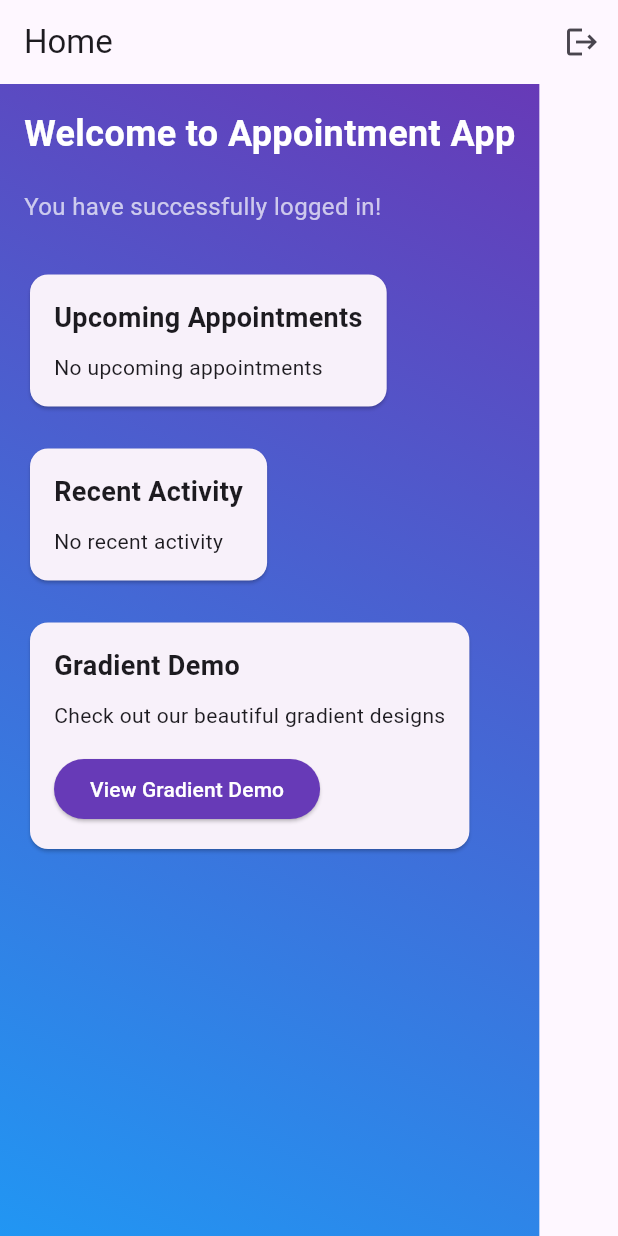
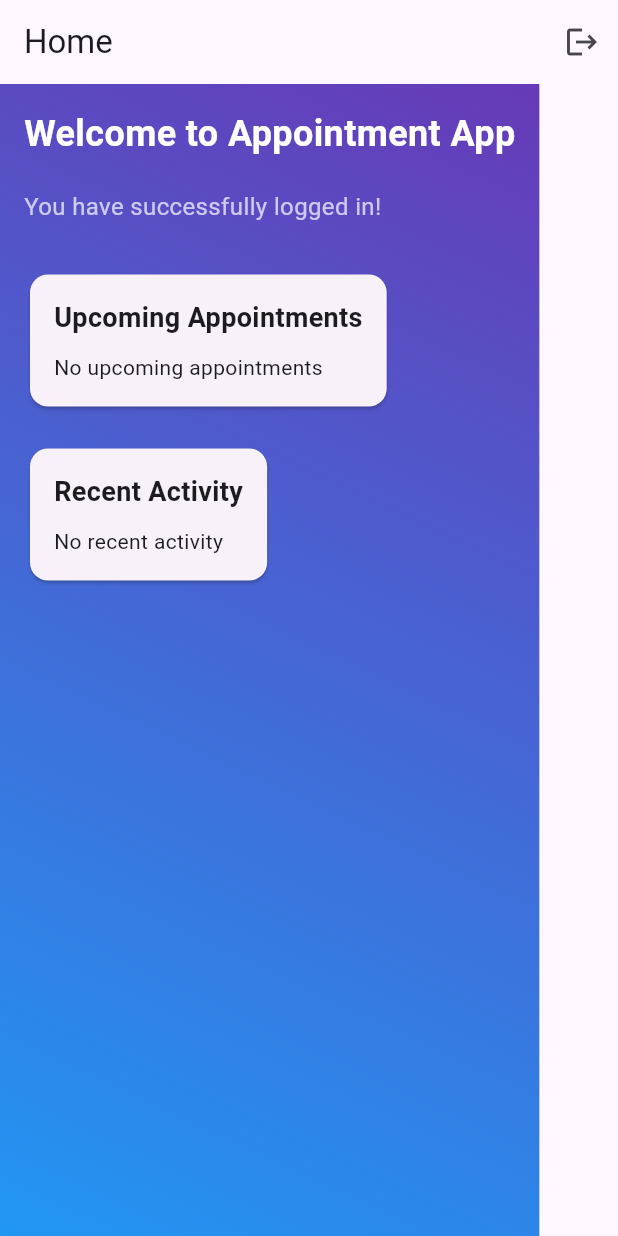
Before and after one commit to cloudregex/appointment_app_flutter, a Flutter app: the HomePage screen opened directly, on a phone screen of 412 x 824 dp. Run offline on Flutter 3.47's test engine with Material 3 defaults, Android fonts, the phone set to English and light mode, and no system bars; our stand-ins replace shared_preferences; accounts and stored records are empty.

Commit message:
refactor(ui): remove gradient demo card from home page
The gradient demo card was a temporary feature for demonstration purposes. This commit removes the card and its related import from the home page to simplify the user interface.

```diff
--- a/lib/screens/home_page.dart
+++ b/lib/screens/home_page.dart
@@ -1,7 +1,6 @@
 import 'package:flutter/material.dart';
 import 'package:shared_preferences/shared_preferences.dart';
 import './login_page.dart';
-import './gradient_demo_screen.dart';
 
 class HomePage extends StatefulWidget {
   const HomePage({super.key});
@@ -99,42 +98,6 @@ class _HomePageState extends State<HomePage> {
                   ),
                 ),
               ),
-              const SizedBox(height: 20),
-              Card(
-                child: Padding(
-                  padding: const EdgeInsets.all(16.0),
-                  child: Column(
-                    crossAxisAlignment: CrossAxisAlignment.start,
-                    children: [
-                      const Text(
-                        'Gradient Demo',
-                        style: TextStyle(
-                          fontSize: 18,
-                          fontWeight: FontWeight.bold,
-                        ),
-                      ),
-                      const SizedBox(height: 10),
-                      const Text('Check out our beautiful gradient designs'),
-                      const SizedBox(height: 15),
-                      ElevatedButton(
-                        onPressed: () {
-                          Navigator.push(
-                            context,
-                            MaterialPageRoute(
-                              builder: (context) => const GradientDemoScreen(),
-                            ),
-                          );
-                        },
-                        style: ElevatedButton.styleFrom(
-                          backgroundColor: Colors.deepPurple,
-                          foregroundColor: Colors.white,
-                        ),
-                        child: const Text('View Gradient Demo'),
-                      ),
-                    ],
-                  ),
-                ),
-              ),
             ],
           ),
         ),
```
